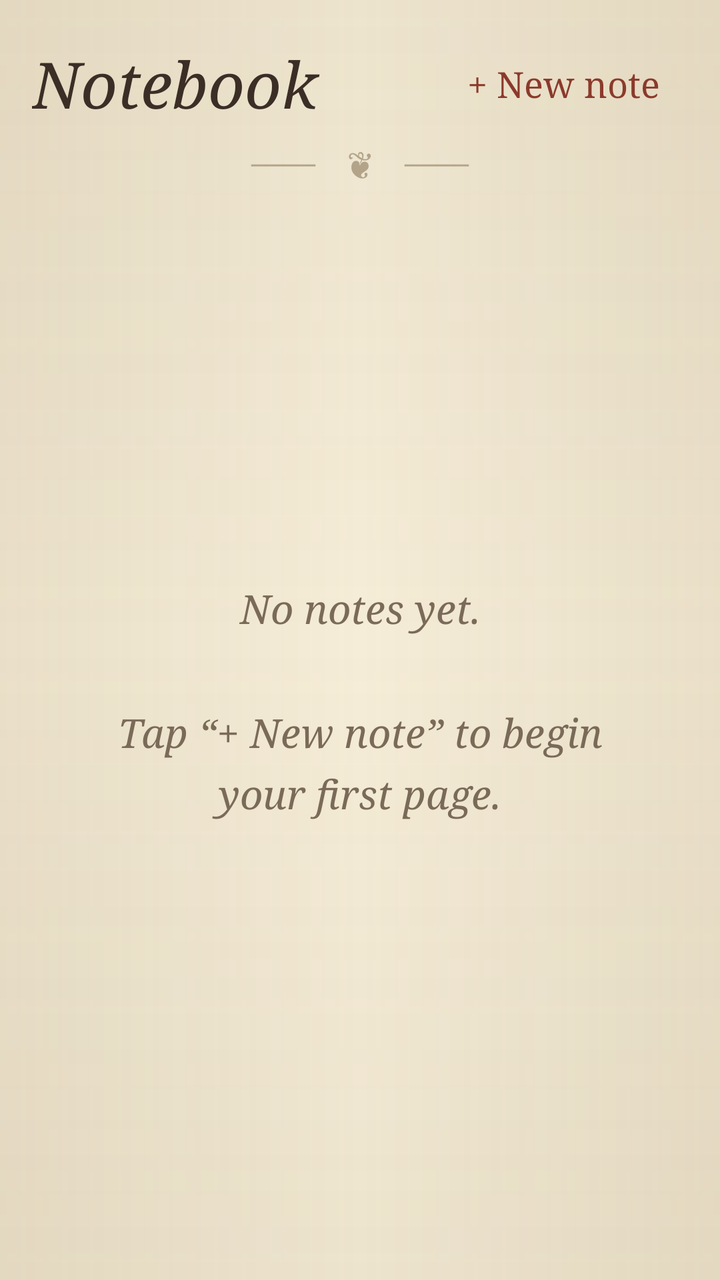
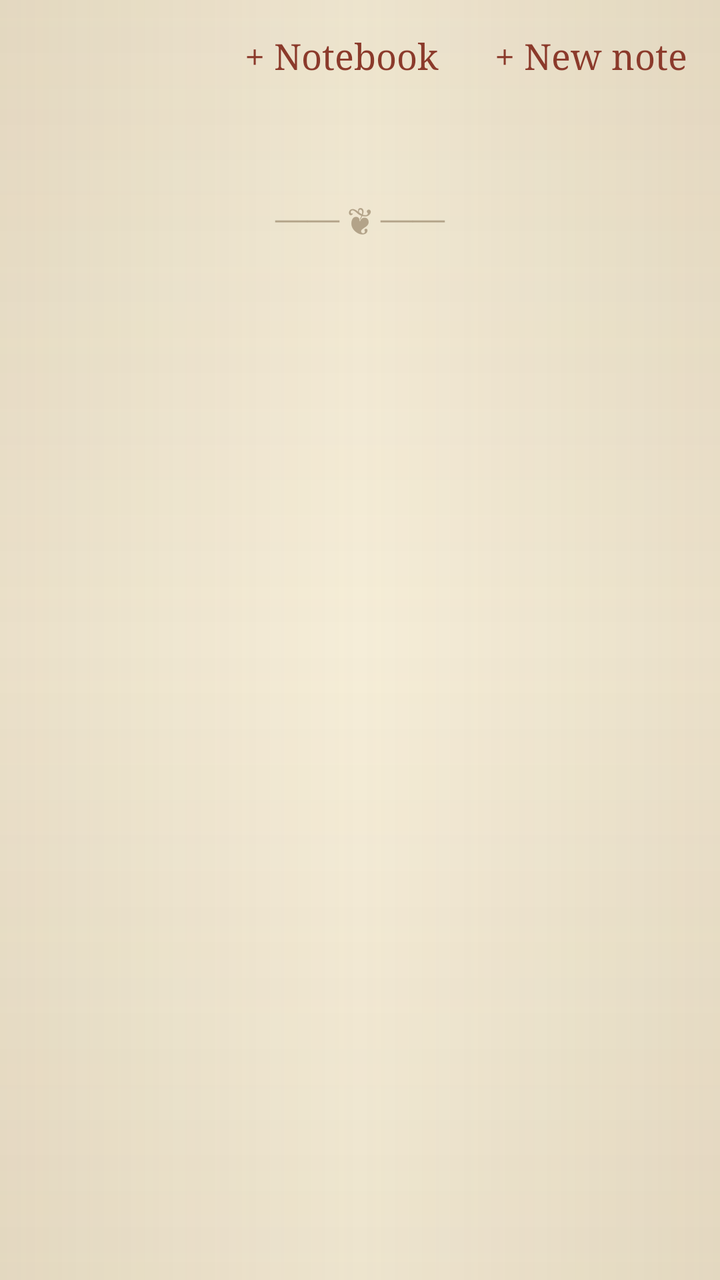

The first picture is an Android layout as it rendered before a commit; the second is the same layout after the commit. The layout source and the unified diff follow.
<!-- AndroidManifest.xml: application theme PaperTheme -->
<!-- res/layout/activity_main.xml -->
<?xml version="1.0" encoding="utf-8"?>
<LinearLayout xmlns:android="http://schemas.android.com/apk/res/android"
    android:layout_width="match_parent"
    android:layout_height="match_parent"
    android:orientation="vertical"
    android:paddingLeft="@dimen/page_margin"
    android:paddingRight="@dimen/page_margin">

    <LinearLayout
        android:layout_width="match_parent"
        android:layout_height="wrap_content"
        android:gravity="center_vertical"
        android:orientation="horizontal"
        android:paddingTop="20dp">

        <TextView
            android:layout_width="0dp"
            android:layout_height="wrap_content"
            android:layout_weight="1"
            android:text="@string/notebook_title"
            android:textColor="@color/ink"
            android:textSize="32sp"
            android:textStyle="italic"
            android:typeface="serif" />

        <TextView
            android:id="@+id/new_note"
            style="@style/TopBarButton"
            android:text="@string/new_note" />
    </LinearLayout>

    
    <TextView
        android:layout_width="match_parent"
        android:layout_height="wrap_content"
        android:layout_marginBottom="4dp"
        android:layout_marginTop="6dp"
        android:gravity="center"
        android:text="—— ❦ ——"
        android:textColor="@color/ink_faint"
        android:textSize="16sp"
        android:typeface="serif" />

    <FrameLayout
        android:layout_width="match_parent"
        android:layout_height="0dp"
        android:layout_weight="1">

        <ListView
            android:id="@+id/note_list"
            android:layout_width="match_parent"
            android:layout_height="match_parent"
            android:cacheColorHint="#00000000"
            android:divider="@color/rule"
            android:dividerHeight="1px"
            android:listSelector="#00000000" />

        <TextView
            android:id="@+id/empty"
            android:layout_width="match_parent"
            android:layout_height="match_parent"
            android:gravity="center"
            android:lineSpacingMultiplier="1.3"
            android:padding="32dp"
            android:text="@string/empty_notes"
            android:textColor="@color/ink_soft"
            android:textSize="20sp"
            android:textStyle="italic"
            android:typeface="serif" />
    </FrameLayout>

    <TextView
        android:id="@+id/folder_path"
        android:layout_width="match_parent"
        android:layout_height="wrap_content"
        android:gravity="center"
        android:paddingBottom="10dp"
        android:paddingTop="8dp"
        android:textColor="@color/ink_faint"
        android:textSize="13sp"
        android:typeface="serif" />
</LinearLayout>
<!-- resources referenced by this layout -->
<resources>
  <color name="ink">#3A2E26</color>
  <color name="ink_faint">#B3A389</color>
  <color name="ink_soft">#7A6A58</color>
  <color name="rule">#D8C8A6</color>
  <dimen name="page_margin">16dp</dimen>
  <string name="empty_notes">No notes yet.\n\nTap “+ New note” to begin your first page.</string>
  <string name="new_note">+ New note</string>
  <string name="notebook_title">Notebook</string>
  <style name="TopBarButton">
          <item name="android:layout_width">wrap_content</item>
          <item name="android:layout_height">wrap_content</item>
          <item name="android:background">@drawable/text_button</item>
          <item name="android:paddingLeft">14dp</item>
          <item name="android:paddingRight">14dp</item>
          <item name="android:paddingTop">10dp</item>
          <item name="android:paddingBottom">10dp</item>
          <item name="android:textColor">@color/accent</item>
          <item name="android:textSize">18sp</item>
          <item name="android:typeface">serif</item>
      </style>
  <style name="PaperTheme" parent="android:Theme.Holo.Light.NoActionBar">
          <item name="android:windowBackground">@drawable/paper_background</item>
          <item name="android:textColor">@color/ink</item>
          <item name="android:textColorPrimary">@color/ink</item>
          <item name="android:textColorSecondary">@color/ink_soft</item>
          <item name="android:textColorHint">@color/ink_faint</item>
          <item name="android:textColorHighlight">@color/selection</item>
          <item name="android:typeface">serif</item>
      </style>
  <!-- drawable text_button (drawable) -->
  <?xml version="1.0" encoding="utf-8"?>
  <selector xmlns:android="http://schemas.android.com/apk/res/android">
      <item android:state_pressed="true">
          <shape android:shape="rectangle">
              <solid android:color="@color/pressed" />
              <corners android:radius="6dp" />
          </shape>
      </item>
      <item>
          <shape android:shape="rectangle">
              <solid android:color="#00000000" />
          </shape>
      </item>
  </selector>
  <color name="accent">#8B3A2B</color>
  <!-- drawable paper_background (drawable) -->
  <?xml version="1.0" encoding="utf-8"?>
  <layer-list xmlns:android="http://schemas.android.com/apk/res/android">
      <item>
          <shape android:shape="rectangle">
              <solid android:color="@color/paper" />
          </shape>
      </item>
      <item>
          <shape android:shape="rectangle">
              <gradient
                  android:angle="0"
                  android:centerColor="#00000000"
                  android:endColor="#1A8B6F47"
                  android:startColor="#1A8B6F47" />
          </shape>
      </item>
      <item>
          <shape android:shape="rectangle">
              <gradient
                  android:angle="90"
                  android:centerColor="#00000000"
                  android:endColor="#128B6F47"
                  android:startColor="#128B6F47" />
          </shape>
      </item>
  </layer-list>
  <color name="selection">#4D8B3A2B</color>
  <color name="pressed">#1F8B6F47</color>
  <color name="paper">#F5EDD8</color>
</resources>

<!-- the commit's change to res/layout/activity_main.xml (unified diff, before → after) -->
@@ -2,26 +2,39 @@
 <LinearLayout xmlns:android="http://schemas.android.com/apk/res/android"
     android:layout_width="match_parent"
     android:layout_height="match_parent"
+    android:clipToPadding="false"
     android:orientation="vertical"
     android:paddingLeft="@dimen/page_margin"
     android:paddingRight="@dimen/page_margin">
 
+    
     <LinearLayout
         android:layout_width="match_parent"
         android:layout_height="wrap_content"
+        android:layout_marginLeft="-14dp"
+        android:layout_marginRight="-14dp"
         android:gravity="center_vertical"
         android:orientation="horizontal"
-        android:paddingTop="20dp">
+        android:paddingTop="6dp">
+
+        
+        <TextView
+            android:id="@+id/back"
+            style="@style/TopBarButton"
+            android:ellipsize="end"
+            android:maxWidth="@dimen/back_max_width"
+            android:singleLine="true"
+            android:visibility="gone" />
+
+        <View
+            android:layout_width="0dp"
+            android:layout_height="1dp"
+            android:layout_weight="1" />
 
         <TextView
-            android:layout_width="0dp"
-            android:layout_height="wrap_content"
-            android:layout_weight="1"
-            android:text="@string/notebook_title"
-            android:textColor="@color/ink"
-            android:textSize="32sp"
-            android:textStyle="italic"
-            android:typeface="serif" />
+            android:id="@+id/new_notebook"
+            style="@style/TopBarButton"
+            android:text="@string/new_notebook" />
 
         <TextView
             android:id="@+id/new_note"
@@ -29,14 +42,27 @@
             android:text="@string/new_note" />
     </LinearLayout>
 
+    <TextView
+        android:id="@+id/title"
+        android:layout_width="match_parent"
+        android:layout_height="wrap_content"
+        android:layout_marginTop="4dp"
+        android:ellipsize="end"
+        android:gravity="center"
+        android:singleLine="true"
+        android:textColor="@color/ink"
+        android:textSize="32sp"
+        android:textStyle="italic"
+        android:typeface="serif" />
+
     
     <TextView
         android:layout_width="match_parent"
         android:layout_height="wrap_content"
         android:layout_marginBottom="4dp"
-        android:layout_marginTop="6dp"
+        android:layout_marginTop="2dp"
         android:gravity="center"
-        android:text="—— ❦ ——"
+        android:text="—— ❦ ——"
         android:textColor="@color/ink_faint"
         android:textSize="16sp"
         android:typeface="serif" />
@@ -62,7 +88,6 @@
             android:gravity="center"
             android:lineSpacingMultiplier="1.3"
             android:padding="32dp"
-            android:text="@string/empty_notes"
             android:textColor="@color/ink_soft"
             android:textSize="20sp"
             android:textStyle="italic"
<!-- resource entries referenced after the edit -->
@@ -4,10 +4,10 @@
   <color name="ink_faint">#B3A389</color>
   <color name="ink_soft">#7A6A58</color>
   <color name="rule">#D8C8A6</color>
+  <dimen name="back_max_width">140dp</dimen>
   <dimen name="page_margin">16dp</dimen>
-  <string name="empty_notes">No notes yet.\n\nTap “+ New note” to begin your first page.</string>
   <string name="new_note">+ New note</string>
-  <string name="notebook_title">Notebook</string>
+  <string name="new_notebook">+ Notebook</string>
   <style name="TopBarButton">
           <item name="android:layout_width">wrap_content</item>
           <item name="android:layout_height">wrap_content</item>
